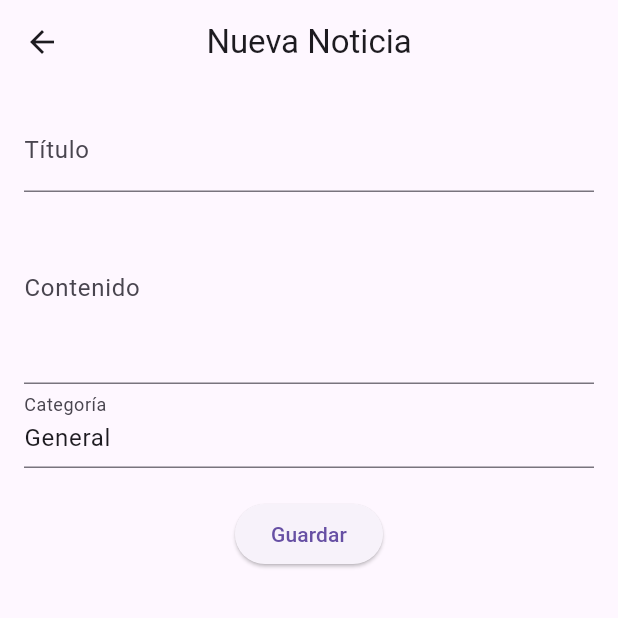
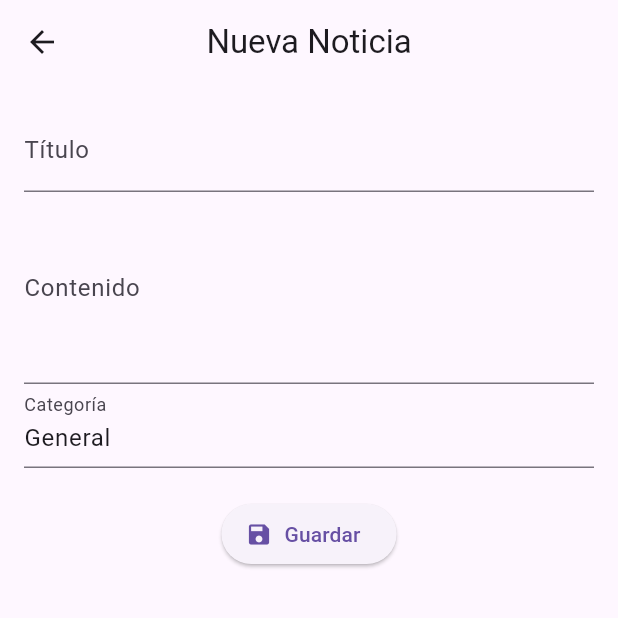
Before and after one commit to AngelAvirama/Aplicacion_Noticias_Movil, a Flutter app: the screen it shows after launch, after a tap on "Nueva Noticia", on a phone screen of 412 x 824 dp, the top half of it. Run offline on Flutter 3.47's test engine with Material 3 defaults, Android fonts, the phone set to English and light mode, and no system bars; network calls fail.

Commit message:
Detalles mejorados

```diff
--- a/lib/providers/news_provider.dart
+++ b/lib/providers/news_provider.dart
@@ -11,14 +11,7 @@ class NewsProvider with ChangeNotifier {
   int _currentPage = 1;
   bool hasMorePages = true;
 
-  Future<void> loadNews({bool refresh = false}) async {
-    if (refresh) {
-      _currentPage = 1;
-      _newsList = [];
-      _filteredNews = [];
-      hasMorePages = true;
-    }
-
+  Future<void> loadNews() async {
     if (!hasMorePages || isLoading) return;
 
     isLoading = true;
--- a/lib/screens/news_detail_screen.dart
+++ b/lib/screens/news_detail_screen.dart
@@ -39,7 +39,6 @@ class NewsDetailScreen extends StatelessWidget {
         child: Column(
           crossAxisAlignment: CrossAxisAlignment.start,
           children: [
-            // Cabecera con categoría y título
             Container(
               width: double.infinity,
               color: Colors.indigo.shade50,
@@ -74,7 +73,6 @@ class NewsDetailScreen extends StatelessWidget {
               ),
             ),
 
-            // Cuerpo de la noticia
             Padding(
               padding: EdgeInsets.all(20),
               child: Text(
@@ -87,7 +85,6 @@ class NewsDetailScreen extends StatelessWidget {
               ),
             ),
 
-            // Botones de acción al final
             Padding(
               padding: const EdgeInsets.all(20),
               child: Row(
--- a/lib/screens/news_form_screen.dart
+++ b/lib/screens/news_form_screen.dart
@@ -54,8 +54,9 @@ class _NewsFormScreenState extends State<NewsFormScreen> {
               onSaved: (value) => category = value!,
             ),
             SizedBox(height: 20),
-            ElevatedButton(
-              child: Text('Guardar'),
+            ElevatedButton.icon(
+              icon: Icon(Icons.save),
+              label: Text('Guardar'),
               onPressed: () {
                 if (_formKey.currentState!.validate()) {
                   _formKey.currentState!.save();
```
